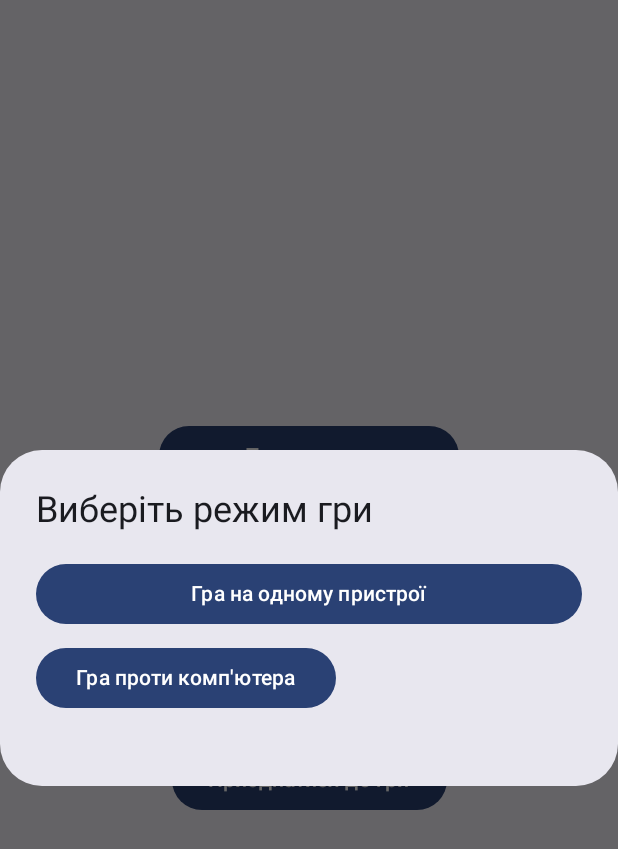
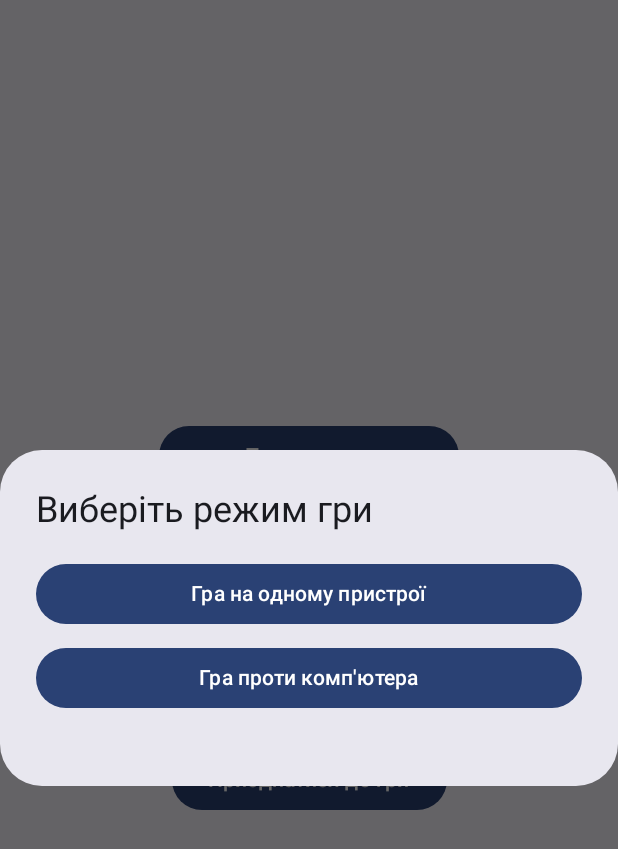
Before and after one commit to Fama-dotUa/Chesstron, an Android app built with Jetpack Compose: the screen it shows after launch (MainMenuActivity), after a tap on "Грати локально", on a phone screen of 412 x 824 dp. Shown: the top 849 px of the screen. Run offline under Robolectric (Android 15) with nearby library versions, the light colour scheme and no system bars.

Commit message:
Правильний показ сторони, на цьому єтапі проблеми з сервеврною чатсиною!

```diff
--- a/Chesstron/app/src/main/java/com/example/chesstron/MainMenuActivity.kt
+++ b/Chesstron/app/src/main/java/com/example/chesstron/MainMenuActivity.kt
@@ -133,7 +133,7 @@ class MainMenuActivity : ComponentActivity() {
                         }
                         Button(
                             onClick = { showColorChoiceDialog = true },
-                            modifier = Modifier.width(200.dp)
+                            modifier = Modifier.fillMaxWidth()
                         ) {
                             Text("Гра проти комп'ютера")
                         }
--- a/Chesstron/app/src/main/java/com/example/chesstron/presentation/viewmodel/ChessBoardViewModel.kt
+++ b/Chesstron/app/src/main/java/com/example/chesstron/presentation/viewmodel/ChessBoardViewModel.kt
@@ -40,8 +40,11 @@ class ChessBoardViewModel : ViewModel() {
     private var suppressOnlineSync = false
 
     init {
-        resetGame()
+        if (gameState.value.pieces.isEmpty()) {
+            resetGame()
+        }
     }
+
 
     fun selectPiece(piece: ChessPiece, bypassCheck: Boolean = false) {
         if (!bypassCheck) {
```
Also changed, not shown: Chesstron/app/src/main/java/com/example/chesstron/LobbyListActivity.kt (+12 -1 lines), Chesstron/app/src/main/java/com/example/chesstron/presentation/ui/ChessBoardScreen.kt (+2 -5 lines).
